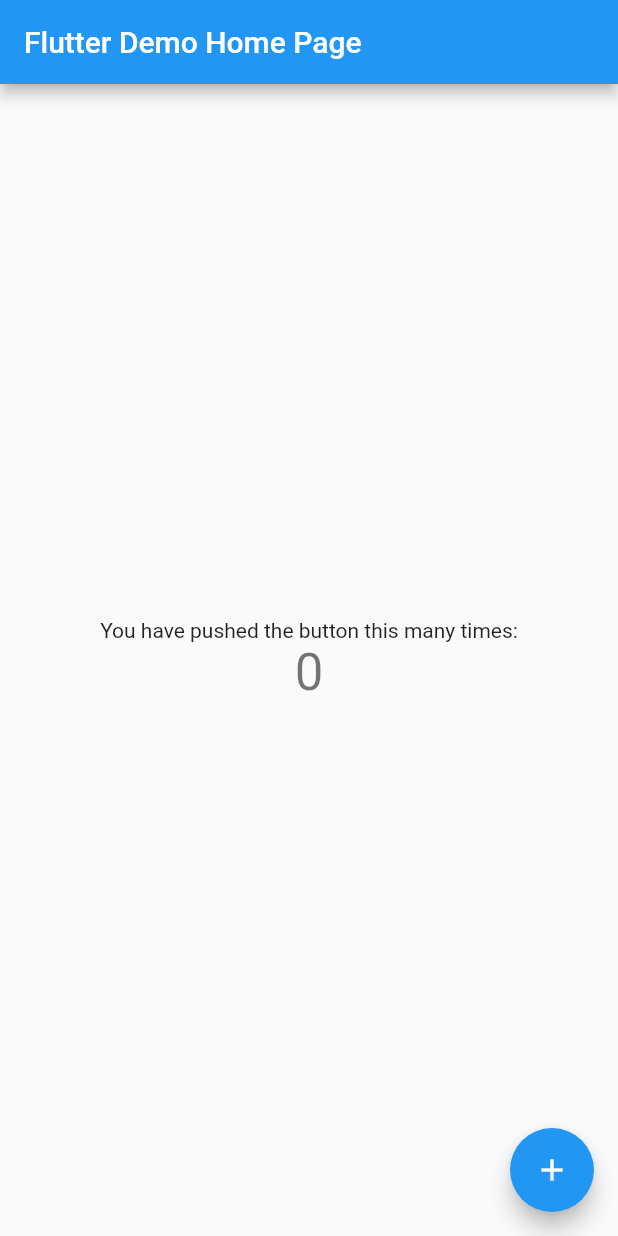
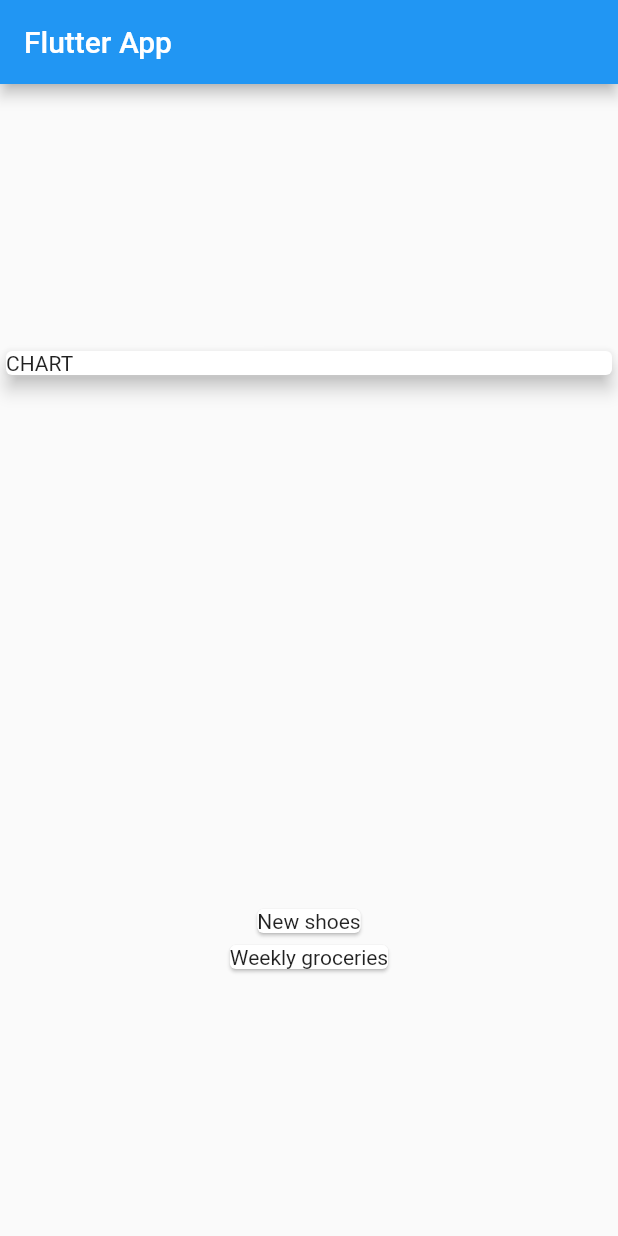
Before and after one commit to benkigera/expenses_tracker_app, a Flutter app: the screen it shows after launch, on a phone screen of 412 x 824 dp. Run offline on Flutter 3.47's test engine with Material 2 defaults, Android fonts, the phone set to English and light mode, and no system bars.

Commit message:
Refactor code

```diff
--- a/lib/main.dart
+++ b/lib/main.dart
@@ -1,68 +1,60 @@
 import 'package:flutter/material.dart';
 
-void main() {
-  runApp(const MyApp());
-}
+import './transaction.dart';
+
+void main() => runApp(MyApp());
 
 class MyApp extends StatelessWidget {
-  const MyApp({Key? key}) : super(key: key);
-
-  // This widget is the root of your application.
   @override
   Widget build(BuildContext context) {
     return MaterialApp(
-      title: 'Flutter Demo',
-      theme: ThemeData(
-        primarySwatch: Colors.blue,
-      ),
-      home: const MyHomePage(title: 'Flutter Demo Home Page'),
+      title: 'Flutter App',
+      home: MyHomePage(),
     );
   }
 }
 
-class MyHomePage extends StatefulWidget {
-  const MyHomePage({Key? key, required this.title}) : super(key: key);
-
-  final String title;
-
-  @override
-  State<MyHomePage> createState() => _MyHomePageState();
-}
-
-class _MyHomePageState extends State<MyHomePage> {
-  int _counter = 0;
-
-  void _incrementCounter() {
-    setState(() {
-      _counter++;
-    });
-  }
+class MyHomePage extends StatelessWidget {
+  final List<Transaction> transactions = [
+    Transaction(
+      id: "t1",
+      title: "New shoes",
+      amount: 69.99,
+      date: DateTime.now(),
+    ),
+    Transaction(
+      id: "t1",
+      title: "Weekly groceries",
+      amount: 16.53,
+      date: DateTime.now(),
+    )
+  ];
 
   @override
   Widget build(BuildContext context) {
     return Scaffold(
-      appBar: AppBar(
-        title: Text(widget.title),
-      ),
-      body: Center(
-        child: Column(
-          mainAxisAlignment: MainAxisAlignment.center,
-          children: <Widget>[
-            const Text(
-              'You have pushed the button this many times:',
+        appBar: AppBar(
+          title: const Text('Flutter App'),
+        ),
+        body: Column(
+          mainAxisAlignment: MainAxisAlignment.spaceAround,
+          children: [
+            Card(
+              child: Container(
+                  width: double.infinity,
+                  child: Text(
+                    'CHART',
+                  )),
+              elevation: 5,
             ),
-            Text(
-              '$_counter',
-              style: Theme.of(context).textTheme.headline4,
-            ),
+            Column(
+              children: transactions.map((tx) {
+                return Card(
+                  child: Text(tx.title),
+                );
+              }).toList(),
+            )
           ],
-        ),
-      ),
-      floatingActionButton: FloatingActionButton(
-        onPressed: _incrementCounter,
-        tooltip: 'Increment',
-        child: const Icon(Icons.add),
-      ), // This trailing comma makes auto-formatting nicer for build methods.
-    );
+        ));
   }
 }
```
Also changed, not shown: pubspec.yaml (+3 -16 lines), pubspec.lock, 1 other file.
